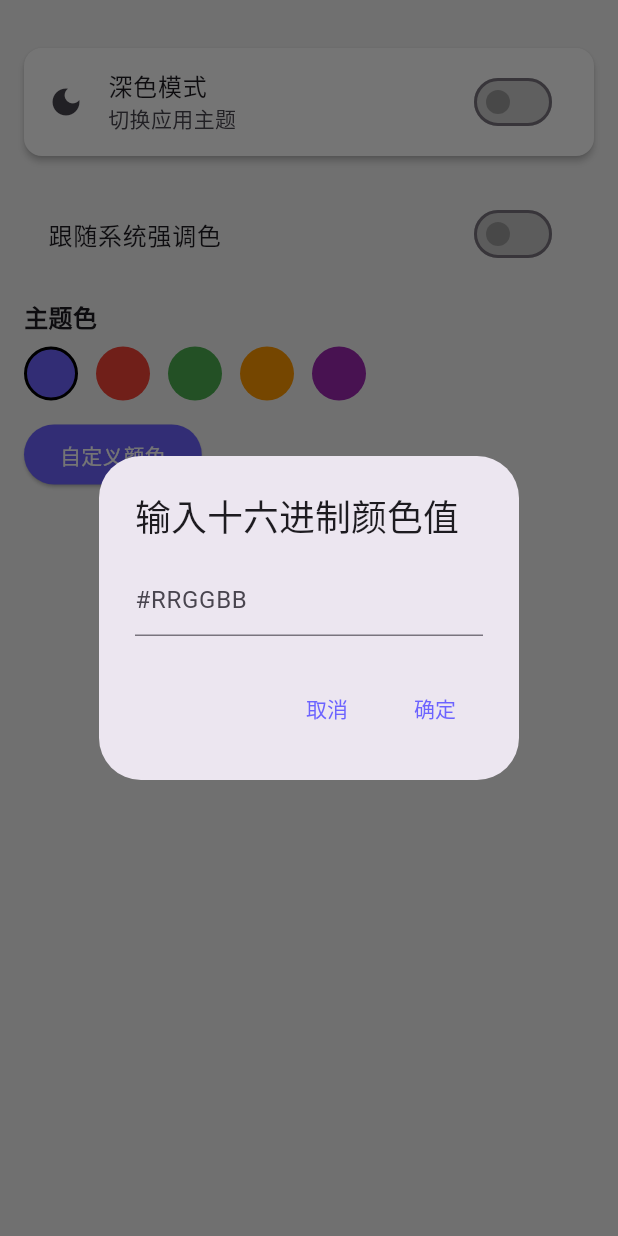
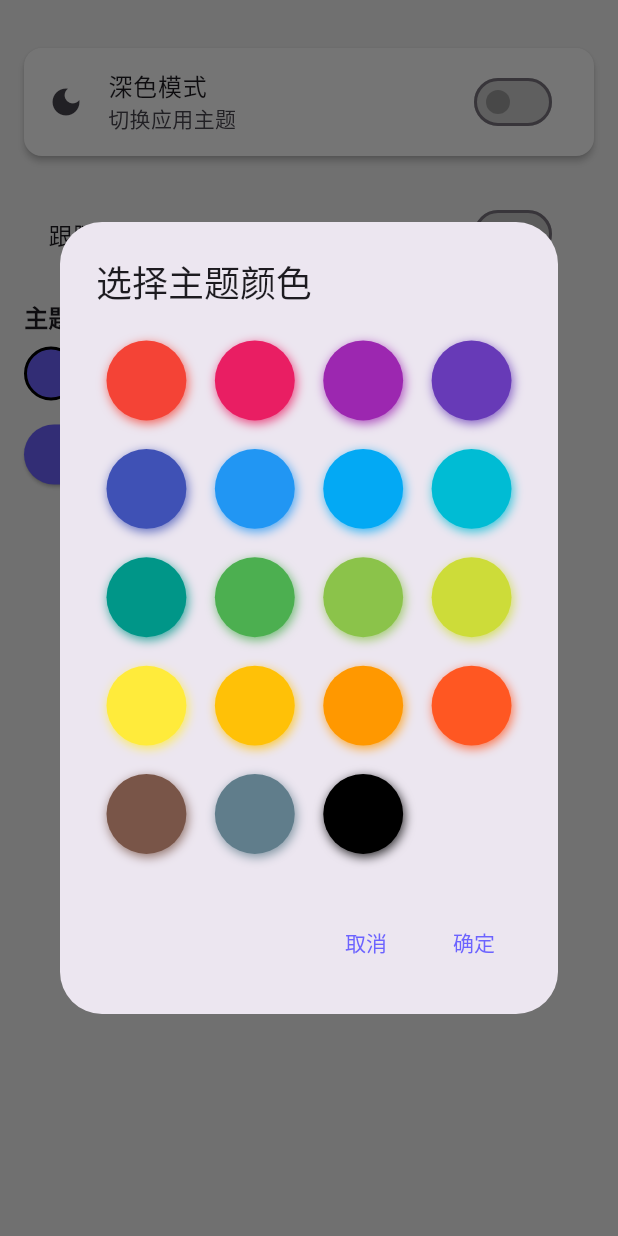
Before and after one commit to RuizeSun/novreader, a Flutter app: the AppearanceSettings widget shown alone on an empty page, opened directly, after a tap on "自定义颜色", on a phone screen of 412 x 824 dp. Run offline on Flutter 3.47's test engine with Material 3 defaults, Android fonts, the phone set to English and light mode, and no system bars; drawn by our look-alikes of flutter_colorpicker; our stand-ins replace cached_network_image, dio, file_picker, flutter_secure_storage, package_info_plus, shared_preferences; missing offline and left inert: charset_converter; accounts and stored records are empty; network calls fail.

Commit message:
Use color picker for custom theme color
Replace manual hex-input dialog with a BlockPicker color picker (flutter_colorpicker). Adds import for flutter_colorpicker and a new _showPrimaryColorPicker method that shows a BlockPicker dialog and applies the selected color via ThemeProvider.setPrimaryColor. Removes the previous TextField-based hex parsing/validation flow for a simpler UX.

```diff
--- a/lib/pages/settings/appearance_settings.dart
+++ b/lib/pages/settings/appearance_settings.dart
@@ -1,6 +1,7 @@
 import 'package:flutter/material.dart';
 import 'package:provider/provider.dart';
 import 'package:novriidaa_reader/providers/theme_provider.dart';
+import 'package:flutter_colorpicker/flutter_colorpicker.dart';
 
 /// 外观设置页面，原本在 SettingsPage 的 _buildAppearance 方法中实现。
 /// 现在抽离为独立的可复用组件。
@@ -94,41 +95,8 @@ class AppearanceSettings extends StatelessWidget {
               Padding(
                 padding: const EdgeInsets.symmetric(horizontal: 16),
                 child: ElevatedButton(
-                  onPressed: () async {
-                    final controller = TextEditingController();
-                    final result = await showDialog<String>(
-                      context: context,
-                      builder: (_) => AlertDialog(
-                        title: const Text('输入十六进制颜色值'),
-                        content: TextField(
-                          controller: controller,
-                          decoration: const InputDecoration(
-                            hintText: '#RRGGBB',
-                          ),
-                        ),
-                        actions: [
-                          TextButton(
-                            onPressed: () => Navigator.of(context).pop(),
-                            child: const Text('取消'),
-                          ),
-                          TextButton(
-                            onPressed: () =>
-                                Navigator.of(context).pop(controller.text),
-                            child: const Text('确定'),
-                          ),
-                        ],
-                      ),
-                    );
-                    if (result != null && result.isNotEmpty) {
-                      try {
-                        final hex = result.replaceAll('#', '');
-                        final color = Color(int.parse('FF$hex', radix: 16));
-                        await themeProvider.setPrimaryColor(color);
-                      } catch (_) {
-                        // ignore invalid input
-                      }
-                    }
-                  },
+                  onPressed: () =>
+                      _showPrimaryColorPicker(context, themeProvider),
                   child: const Text('自定义颜色'),
                 ),
               ),
@@ -138,4 +106,37 @@ class AppearanceSettings extends StatelessWidget {
       },
     );
   }
+
+  // 新增的颜色选择器方法，使用 BlockPicker 进行色盘选色
+  void _showPrimaryColorPicker(
+    BuildContext context,
+    ThemeProvider themeProvider,
+  ) {
+    Color pickerColor = themeProvider.primaryColor;
+    showDialog(
+      context: context,
+      builder: (_) => AlertDialog(
+        title: const Text('选择主题颜色'),
+        content: SingleChildScrollView(
+          child: BlockPicker(
+            pickerColor: pickerColor,
+            onColorChanged: (color) => pickerColor = color,
+          ),
+        ),
+        actions: [
+          TextButton(
+            child: const Text('取消'),
+            onPressed: () => Navigator.of(context).pop(),
+          ),
+          TextButton(
+            child: const Text('确定'),
+            onPressed: () {
+              themeProvider.setPrimaryColor(pickerColor);
+              Navigator.of(context).pop();
+            },
+          ),
+        ],
+      ),
+    );
+  }
 }
```
